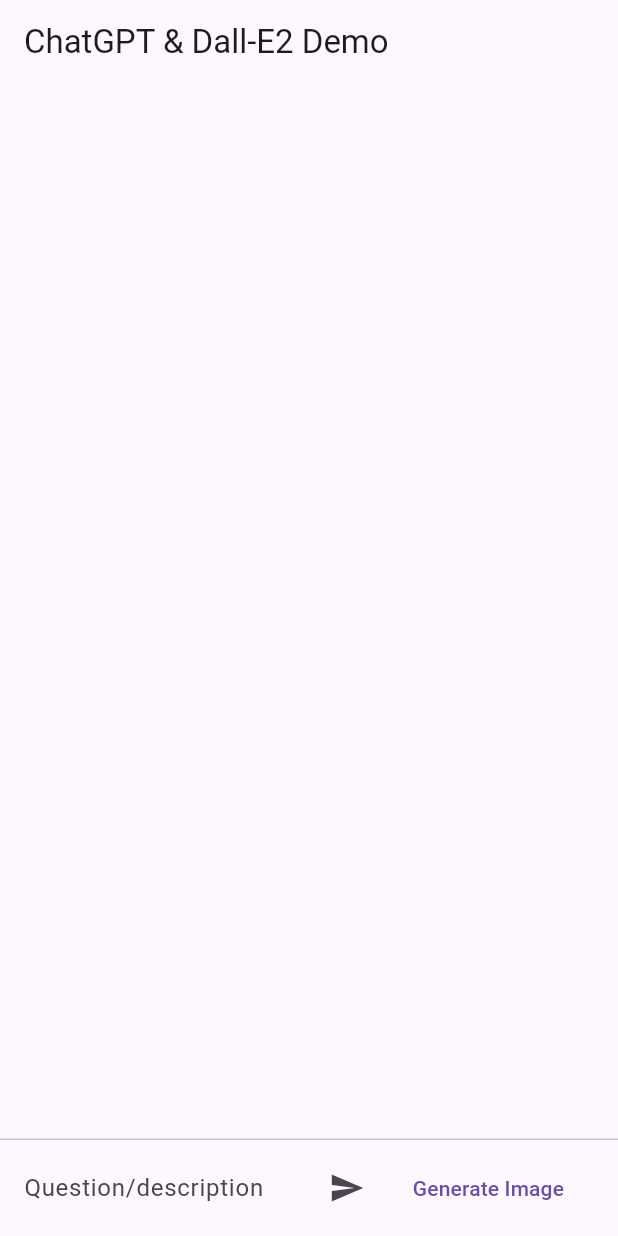
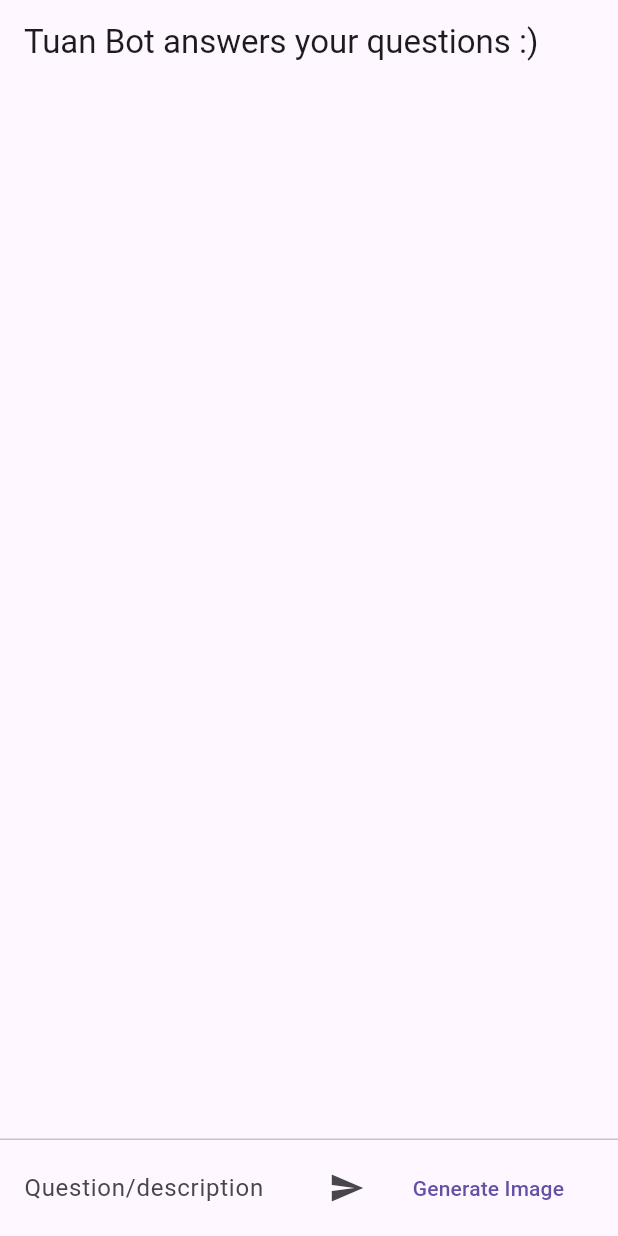
Before and after one commit to iampawan/ChatGPT-Flutter-AIChatBot, a Flutter app: the screen it shows after launch, after a tap on the "send" icon, on a phone screen of 412 x 824 dp. Run offline on Flutter 3.47's test engine with Material 2 defaults, Android fonts, the phone set to English and light mode, and no system bars; our stand-ins replace flutter_dotenv, velocity_x; missing offline and left inert: chat_gpt_sdk.

Commit message:
Change Text successfull !

```diff
--- a/lib/chat_screen.dart
+++ b/lib/chat_screen.dart
@@ -1,3 +1,4 @@
+import 'package:chat_gpt_02/string_app.dart';
 import 'package:chat_gpt_sdk/chat_gpt_sdk.dart';
 import 'package:flutter/material.dart';
 import 'package:flutter_dotenv/flutter_dotenv.dart';
@@ -42,7 +43,7 @@ class _ChatScreenState extends State<ChatScreen> {
     if (_controller.text.isEmpty) return;
     ChatMessage message = ChatMessage(
       text: _controller.text,
-      sender: "user",
+      sender: ChatStrings.senderName,
       isImage: false,
     );
 
@@ -72,7 +73,7 @@ class _ChatScreenState extends State<ChatScreen> {
   void insertNewData(String response, {bool isImage = false}) {
     ChatMessage botMessage = ChatMessage(
       text: response,
-      sender: "bot",
+      sender: ChatStrings.botName,
       isImage: isImage,
     );
 
@@ -83,6 +84,7 @@ class _ChatScreenState extends State<ChatScreen> {
   }
 
   Widget _buildTextComposer() {
+
     return Row(
       children: [
         Expanded(
@@ -90,7 +92,7 @@ class _ChatScreenState extends State<ChatScreen> {
             controller: _controller,
             onSubmitted: (value) => _sendMessage(),
             decoration: const InputDecoration.collapsed(
-                hintText: "Question/description"),
+                hintText: TextLabelStrings.hintTextValue),
           ),
         ),
         ButtonBar(
@@ -107,7 +109,7 @@ class _ChatScreenState extends State<ChatScreen> {
                   _isImageSearch = true;
                   _sendMessage();
                 },
-                child: const Text("Generate Image"))
+                child: const Text(TextLabelStrings.generateImage))
           ],
         ),
       ],
@@ -117,7 +119,7 @@ class _ChatScreenState extends State<ChatScreen> {
   @override
   Widget build(BuildContext context) {
     return Scaffold(
-        appBar: AppBar(title: const Text("ChatGPT & Dall-E2 Demo")),
+        appBar: AppBar(title: const Text(TextLabelStrings.appTitle)),
         body: SafeArea(
           child: Column(
             children: [
--- /dev/null
+++ b/lib/string_app.dart
@@ -0,0 +1,8 @@
+class TextLabelStrings {
+  static const String hintTextValue = "Question/description";
+  static const String appTitle = "Tuan Bot answers your questions :)";
+  static const String generateImage = "Generate Image";
+}class ChatStrings {
+  static const String senderName = "user";
+  static const String botName = "Tuan Bot";
+}
```
Also changed, not shown: pubspec.lock, 1 other file.
